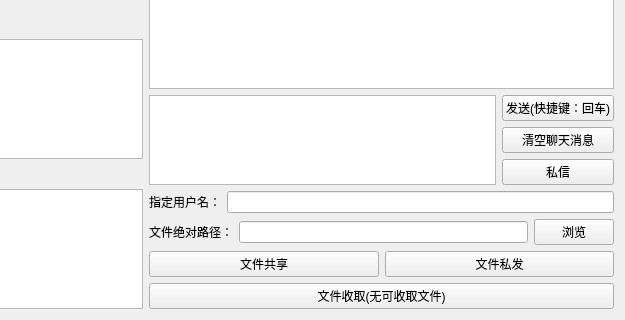
First picture: the form in Client/Client/client.ui, repository RH211-sys/qt---simple-online-chat-room, before the edit; both pictures show x 120 to 745 and y 136 to 456 of the 745 by 456 pixel window.
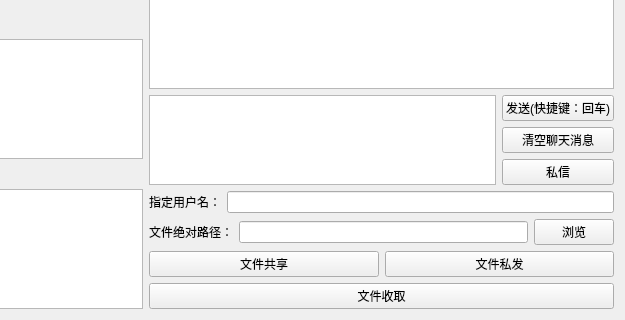
Second picture: the form after the edit.

Commit message: 重构完成，且发现问题 修复客户端不能打开文件接收模块的bug

Diff of the .ui file:
```diff
--- a/Client/Client/client.ui
+++ b/Client/Client/client.ui
@@ -217,7 +217,7 @@
              <item>
               <widget class="QPushButton" name="btnFilesReceive">
                <property name="text">
-                <string>文件收取(无可收取文件)</string>
+                <string>文件收取</string>
                </property>
               </widget>
              </item>
```
The commit also changes 6 other files.
